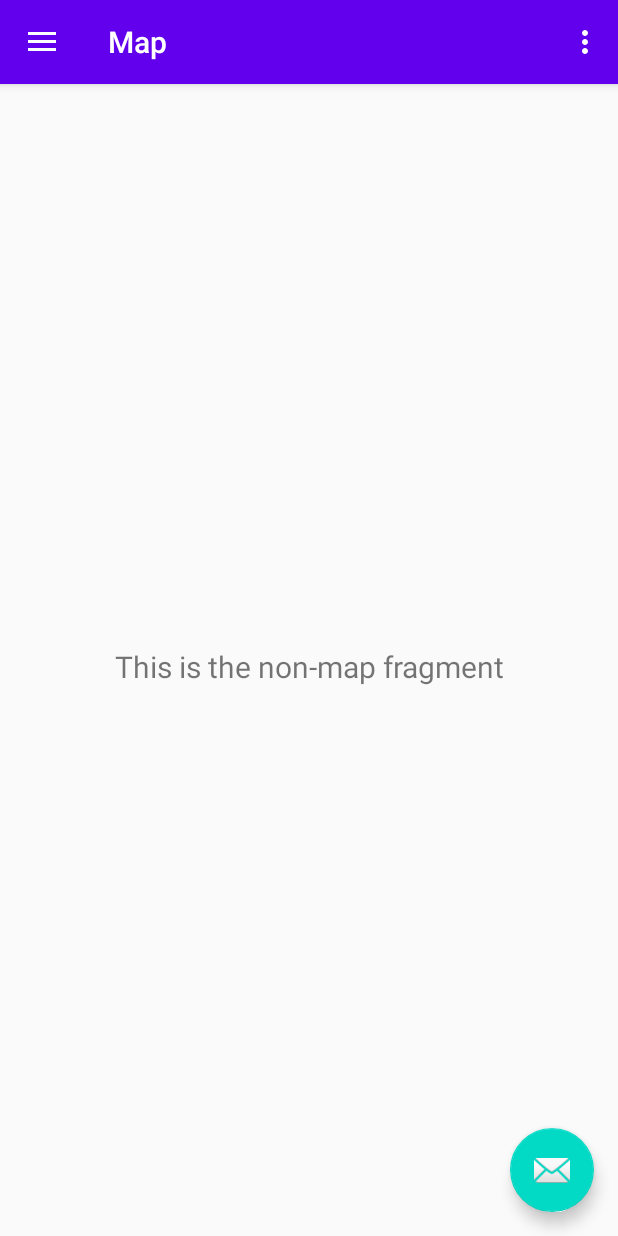
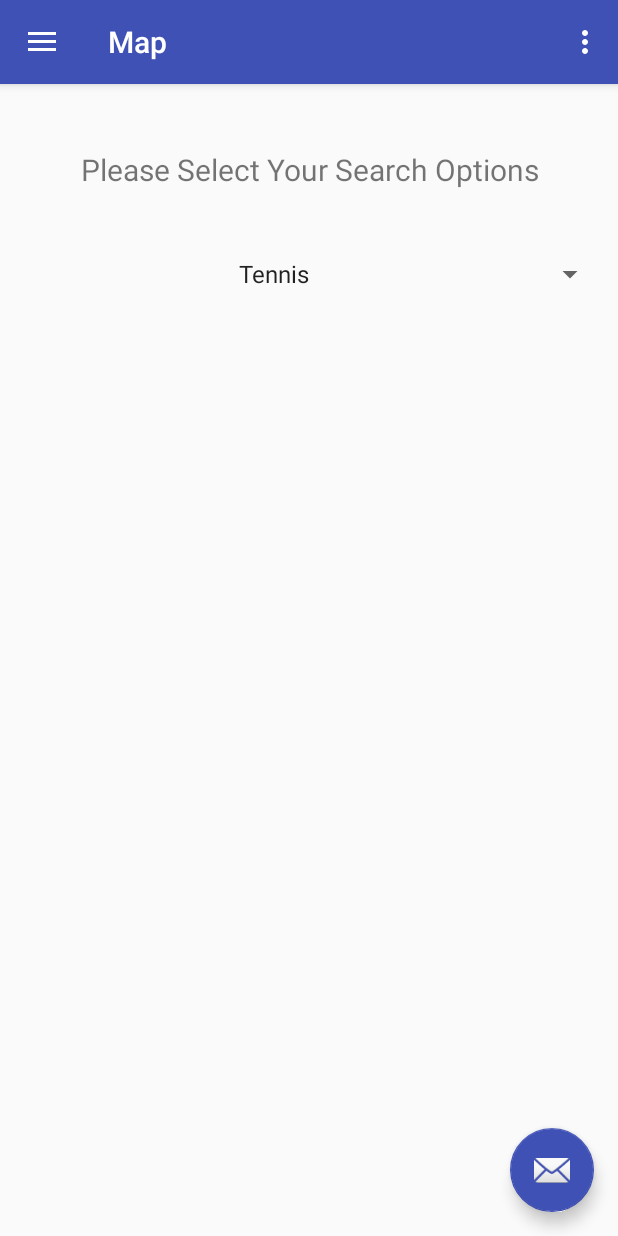
Before and after one commit to MorganLay/Dream-Team, an Android app: the screen it shows after launch (MainActivity), in the side drawer, after a tap on "Map", on a phone screen of 412 x 824 dp. Run offline under Robolectric (Android 15) with nearby library versions, the phone set to English and light mode, and no system bars; our stand-ins replace navigation-ui.

Commit message:
Drop down menu added to search

```diff
--- a/app/src/main/AndroidManifest.xml
+++ b/app/src/main/AndroidManifest.xml
@@ -9,6 +9,7 @@
     -->
     <uses-permission android:name="android.permission.ACCESS_FINE_LOCATION" />
     <uses-permission android:name="android.permission.ACCESS_COARSE_LOCATION" />
+    <uses-permission android:name="android.permission.INTERNET"/>
 
     <application
         android:allowBackup="true"
--- a/app/src/main/java/com/example/alphadrawer/MainActivity.java
+++ b/app/src/main/java/com/example/alphadrawer/MainActivity.java
@@ -28,12 +28,15 @@ import androidx.drawerlayout.widget.DrawerLayout;
 import androidx.appcompat.app.AppCompatActivity;
 import androidx.appcompat.widget.Toolbar;
 
+
 public class MainActivity extends AppCompatActivity {
 
     private AppBarConfiguration mAppBarConfiguration;
 
     // Used for location services
-    private FusedLocationProviderClient fusedLocationClient;
+    //private FusedLocationProviderClient fusedLocationClient;
+
+
 
     @Override
     protected void onCreate(Bundle savedInstanceState) {
@@ -44,9 +47,9 @@ public class MainActivity extends AppCompatActivity {
         FloatingActionButton fab = findViewById(R.id.fab);
 
         // Location Client for getting last known location. --- Permissions are requested --- use getLastLocation();
-        fusedLocationClient = LocationServices.getFusedLocationProviderClient(this);
+        //fusedLocationClient = LocationServices.getFusedLocationProviderClient(this);
 
-        if (ActivityCompat.checkSelfPermission(this, Manifest.permission.ACCESS_FINE_LOCATION) != PackageManager.PERMISSION_GRANTED && ActivityCompat.checkSelfPermission(this, Manifest.permission.ACCESS_COARSE_LOCATION) != PackageManager.PERMISSION_GRANTED) {
+  /*      if (ActivityCompat.checkSelfPermission(this, Manifest.permission.ACCESS_FINE_LOCATION) != PackageManager.PERMISSION_GRANTED && ActivityCompat.checkSelfPermission(this, Manifest.permission.ACCESS_COARSE_LOCATION) != PackageManager.PERMISSION_GRANTED) {
             // TODO: Consider calling
             //    ActivityCompat#requestPermissions
             // here to request the missing permissions, and then overriding
@@ -65,7 +68,10 @@ public class MainActivity extends AppCompatActivity {
                     }
                 }
             });
-        }
+        }*/
+
+
+
 
         // Initializes the snack button on the bottom. Can be used later for filtering on the map.
         fab.setOnClickListener(new View.OnClickListener() {
--- a/app/src/main/java/com/example/alphadrawer/ui/gallery/GalleryFragment.java
+++ b/app/src/main/java/com/example/alphadrawer/ui/gallery/GalleryFragment.java
@@ -4,6 +4,8 @@ import android.os.Bundle;
 import android.view.LayoutInflater;
 import android.view.View;
 import android.view.ViewGroup;
+import android.widget.ArrayAdapter;
+import android.widget.Spinner;
 import android.widget.TextView;
 
 import androidx.annotation.NonNull;
@@ -18,6 +20,10 @@ public class GalleryFragment extends Fragment {
 
     private GalleryViewModel galleryViewModel;
 
+    // Array that contains the options for the user to select activities. For testing purposes, these are the following:
+    // Array can be changed based on user profile/preferences. Perhaps sorted by their likelihood to use it.
+    String[] activityArr = { "Tennis", "Hiking", "Skiing", "Swimming", "Golf" };
+
     public View onCreateView(@NonNull LayoutInflater inflater,
                              ViewGroup container, Bundle savedInstanceState) {
         galleryViewModel =
@@ -30,6 +36,19 @@ public class GalleryFragment extends Fragment {
                 textView.setText(s);
             }
         });
+
+        /*  Array that contains the options for the user to select activities. For testing purposes, these are the following:
+            Array can be changed based on user profile/preferences. Perhaps sorted by their likelihood to use it.
+
+            activityArr is an array that is used to populate the drop down list.
+         */
+        Spinner activitySpin = (Spinner) root.findViewById(R.id.spinnerSearch);
+        ArrayAdapter<String> adapter = new ArrayAdapter<>(this.getActivity(), android.R.layout.simple_spinner_item, activityArr);
+        adapter.setDropDownViewResource(android.R.layout.simple_spinner_dropdown_item);
+        activitySpin.setAdapter(adapter);
+
+
+
         return root;
     }
 }
--- a/app/src/main/java/com/example/alphadrawer/ui/gallery/GalleryViewModel.java
+++ b/app/src/main/java/com/example/alphadrawer/ui/gallery/GalleryViewModel.java
@@ -10,7 +10,7 @@ public class GalleryViewModel extends ViewModel {
 
     public GalleryViewModel() {
         mText = new MutableLiveData<>();
-        mText.setValue("This is the non-map fragment");
+        mText.setValue("Please Select Your Search Options");
     }
 
     public LiveData<String> getText() {
--- a/app/src/main/res/layout/app_bar_main.xml
+++ b/app/src/main/res/layout/app_bar_main.xml
@@ -15,7 +15,7 @@
             android:id="@+id/toolbar"
             android:layout_width="match_parent"
             android:layout_height="?attr/actionBarSize"
-            android:background="?attr/colorPrimary"
+            android:background="#3F51B5"
             app:popupTheme="@style/AppTheme.PopupOverlay" />
 
     </com.google.android.material.appbar.AppBarLayout>
@@ -28,6 +28,8 @@
         android:layout_height="wrap_content"
         android:layout_gravity="bottom|end"
         android:layout_margin="@dimen/fab_margin"
+        android:contentDescription="@string/navigationbar"
+        app:backgroundTint="#3F51B5"
         app:srcCompat="@android:drawable/ic_dialog_email" />
 
 </androidx.coordinatorlayout.widget.CoordinatorLayout>
--- a/app/src/main/res/layout/fragment_gallery.xml
+++ b/app/src/main/res/layout/fragment_gallery.xml
@@ -5,6 +5,23 @@
     android:layout_width="match_parent"
     android:layout_height="match_parent"
     tools:context=".ui.gallery.GalleryFragment">
+
+    <Spinner
+        android:id="@+id/spinnerSearch"
+        android:layout_width="match_parent"
+        android:layout_height="wrap_content"
+        android:layout_marginStart="8dp"
+        android:layout_marginTop="8dp"
+        android:layout_marginEnd="8dp"
+        android:textAlignment="center"
+        android:textSize="20sp"
+        app:layout_constraintBottom_toBottomOf="parent"
+        app:layout_constraintEnd_toEndOf="parent"
+        app:layout_constraintHorizontal_bias="0.0"
+        app:layout_constraintStart_toStartOf="parent"
+        app:layout_constraintTop_toTopOf="parent"
+        app:layout_constraintVertical_bias="0.145"
+        android:gravity="center_horizontal" />
 
     <TextView
         android:id="@+id/text_gallery"
@@ -17,6 +34,10 @@
         android:textSize="20sp"
         app:layout_constraintBottom_toBottomOf="parent"
         app:layout_constraintEnd_toEndOf="parent"
+        app:layout_constraintHorizontal_bias="0.0"
         app:layout_constraintStart_toStartOf="parent"
-        app:layout_constraintTop_toTopOf="parent" />
+        app:layout_constraintTop_toTopOf="parent"
+        app:layout_constraintVertical_bias="0.048"
+        android:gravity="center_horizontal" />
+
 </androidx.constraintlayout.widget.ConstraintLayout>
--- a/app/src/main/res/layout/fragment_home.xml
+++ b/app/src/main/res/layout/fragment_home.xml
@@ -4,6 +4,7 @@
     xmlns:tools="http://schemas.android.com/tools"
     android:layout_width="match_parent"
     android:layout_height="match_parent"
+    android:background="#B6B6B6"
     tools:context=".ui.home.HomeFragment">
 
     <TextView
@@ -18,8 +19,8 @@
         app:layout_constraintBottom_toBottomOf="parent"
         app:layout_constraintEnd_toEndOf="parent"
         app:layout_constraintStart_toStartOf="parent"
-        app:layout_constraintTop_toTopOf="parent" />
-
+        app:layout_constraintTop_toTopOf="parent"
+        android:gravity="center_horizontal" />
 
 
 </androidx.constraintlayout.widget.ConstraintLayout>
--- a/app/src/main/res/values/strings.xml
+++ b/app/src/main/res/values/strings.xml
@@ -13,4 +13,5 @@
     <string name="menu_slideshow">Profile</string>
     <string name="menu_preferences">Preferences</string>
     <string name="menu_map">Nearby Activities</string>
+    <string name="navigationbar">navigationBar</string>
 </resources>
```
